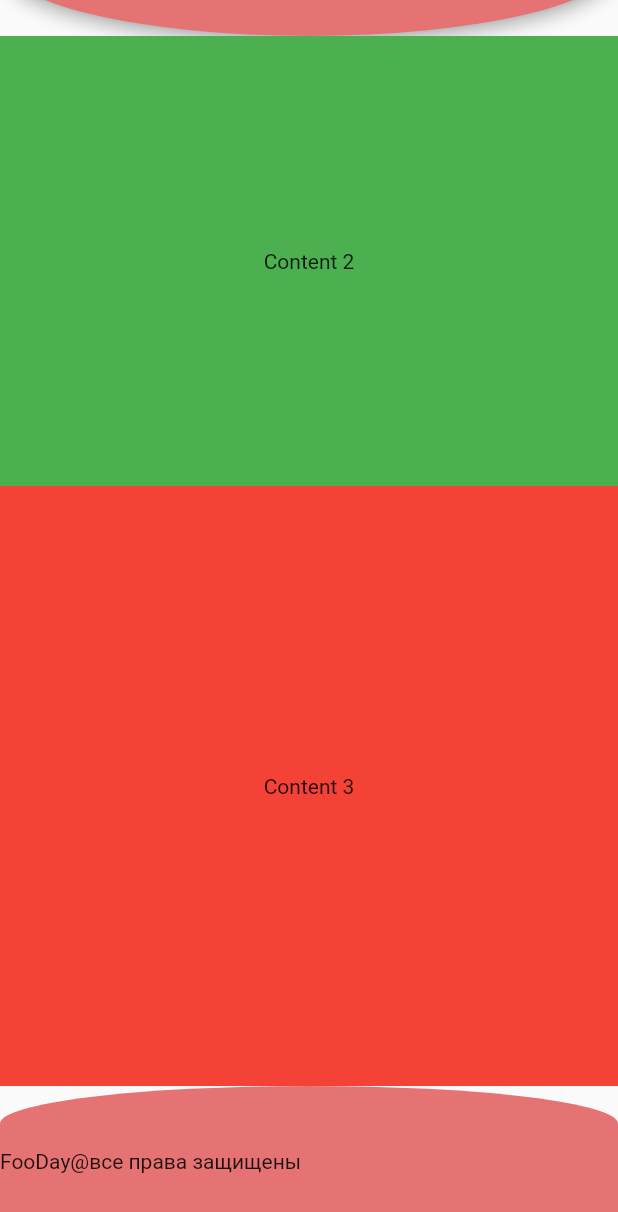
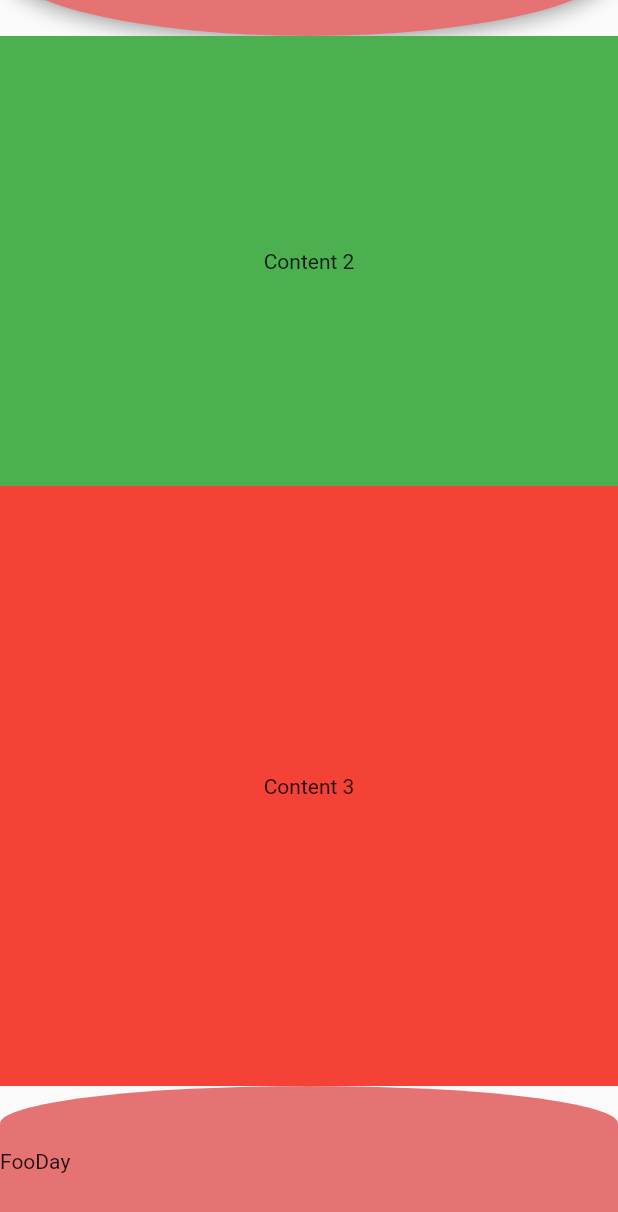
Before and after one commit to Serhii-Myroshnychenko/fooday_web_app, a Flutter app: the screen it shows after launch, scrolled down 106 dp, on a phone screen of 412 x 824 dp. Shown: the top 1212 px of the screen. Run offline on Flutter 3.47's test engine with Material 2 defaults, Android fonts, the phone set to English and light mode, and no system bars.

Commit message:
Serhii
add folder

```diff
--- a/lib/main.dart
+++ b/lib/main.dart
@@ -93,8 +93,8 @@ class _MyHomePageState extends State<MyHomePage> {
                         )
                       ),
                       alignment: Alignment.centerLeft,
-                      child: Text("FooDay"
-                          "@все права защищены")
+                      child: Text("FooDay"),
+
                     ),
                   ],
                 ),
```
Also changed, not shown: lib/Pages/HomePage.dart (added).
